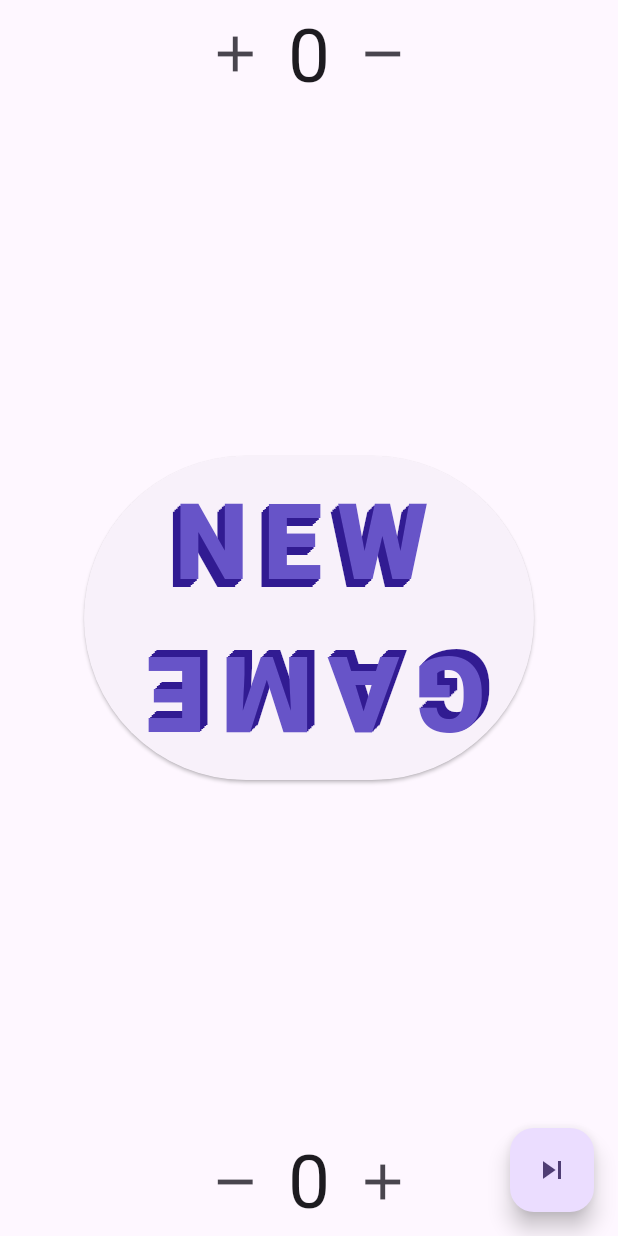
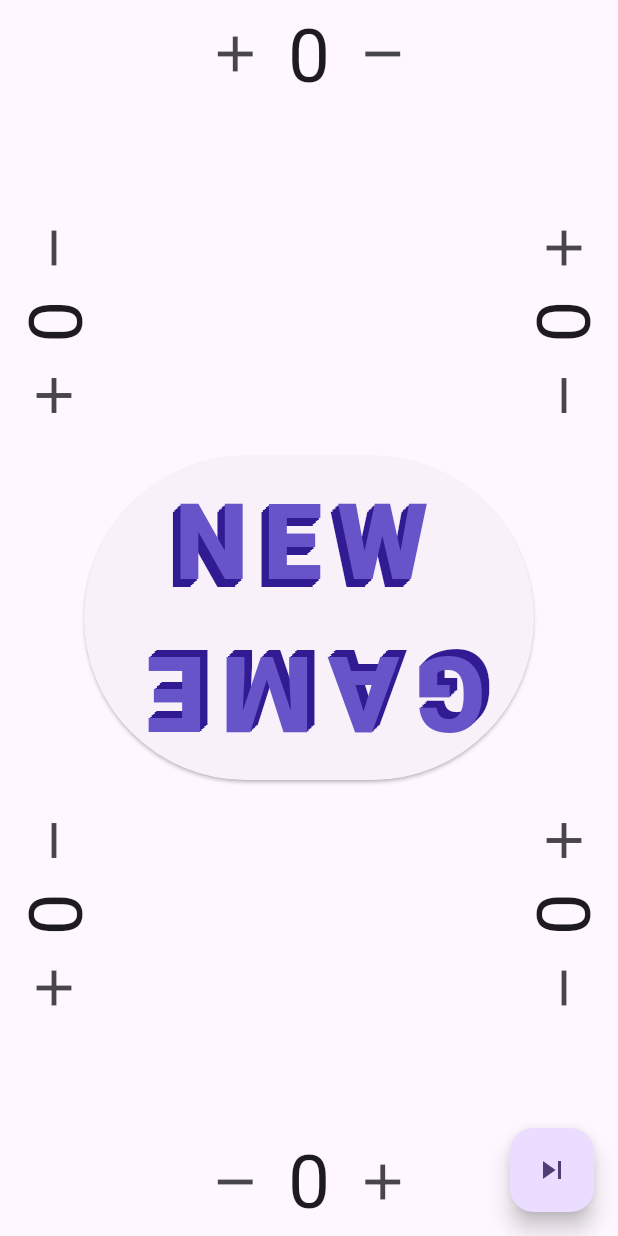
Before and after one commit to jamin-eisenberg/pdq, a Flutter app: the screen it shows after launch, on a phone screen of 412 x 824 dp. Run offline on Flutter 3.47's test engine with Material 2 defaults, Android fonts, the phone set to English and light mode, and no system bars; project files that could hold a hidden picture were left out.

Commit message:
More than two player support

```diff
--- a/lib/main.dart
+++ b/lib/main.dart
@@ -320,9 +320,29 @@ class _MyHomePageState extends State<MyHomePage> {
       ),
     );
 
+    final screenSize = MediaQuery.of(context).size;
+
     return SafeArea(
       child: Scaffold(
-        body: Center(
+        body: Stack(
+          children: [
+            Positioned(
+                top: screenSize.height / 6,
+                right: 0,
+                child: RotatedBox(quarterTurns: 3, child: scoreboard(2))),
+            Positioned(
+                bottom: screenSize.height / 6,
+                right: 0,
+                child: RotatedBox(quarterTurns: 3, child: scoreboard(3))),
+            Positioned(
+                top: screenSize.height / 6,
+                left: 0,
+                child: RotatedBox(quarterTurns: 1, child: scoreboard(4))),
+            Positioned(
+                bottom: screenSize.height / 6,
+                left: 0,
+                child: RotatedBox(quarterTurns: 1, child: scoreboard(5))),
+            Center(
               child: Column(
                 mainAxisAlignment: MainAxisAlignment.center,
                 children: <Widget>[
@@ -348,8 +368,8 @@ class _MyHomePageState extends State<MyHomePage> {
                           itemCount: _answers.length,
                           itemExtent: 25,
                           itemBuilder: (context, index) => ListTile(
-                        title:
-                            Text(textAlign: TextAlign.center, _answers[index]),
+                            title: Text(
+                                textAlign: TextAlign.center, _answers[index]),
                             dense: true,
                             visualDensity: const VisualDensity(vertical: -3),
                           ),
@@ -363,6 +383,8 @@ class _MyHomePageState extends State<MyHomePage> {
                   scoreboard(0),
                 ],
               ),
+            )
+          ],
         ),
         floatingActionButton: FloatingActionButton(
           onPressed: () => {
```
Lines whose indentation alone changed are shown as unchanged.
